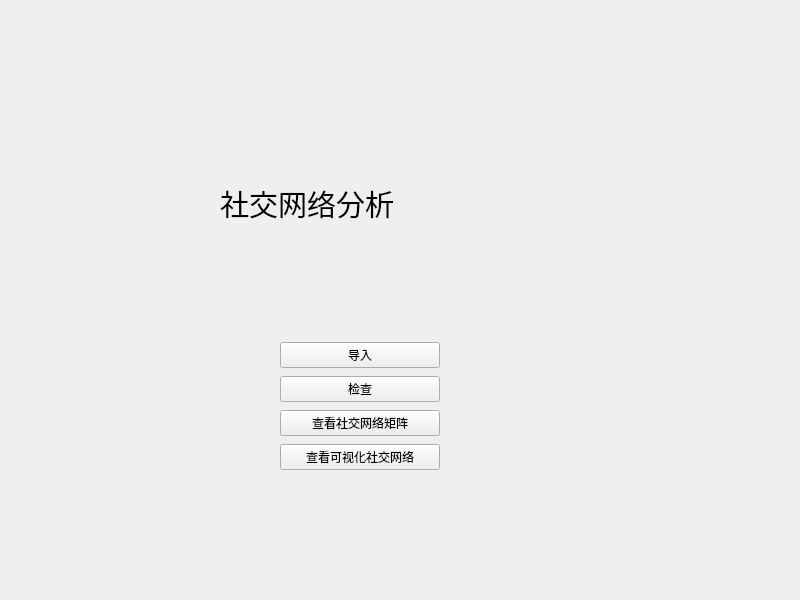
Before: the Qt Designer form network_qt/widget.ui in Casdos/SocialNetwork, drawn with Qt 5.
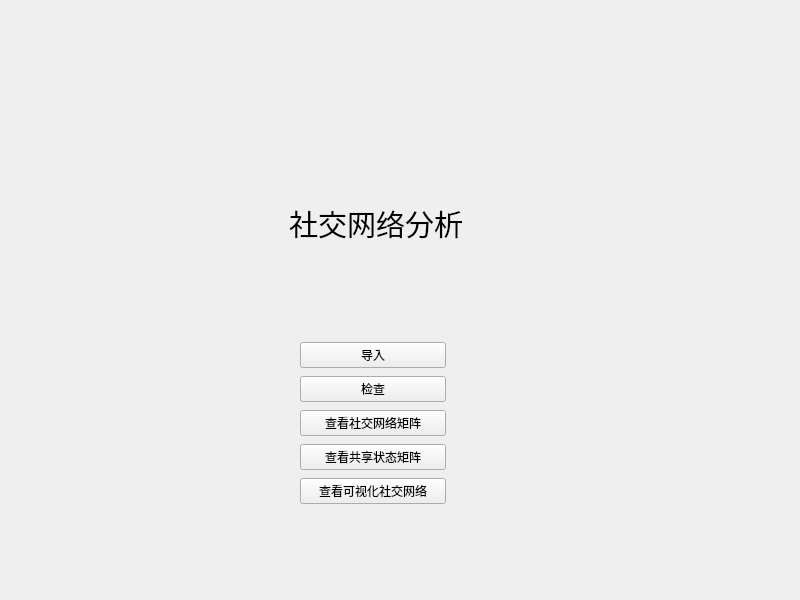
After: the same form once the commit is applied.

Diff of the .ui file:
```diff
--- a/network_qt/widget.ui
+++ b/network_qt/widget.ui
@@ -16,8 +16,8 @@
   <widget class="QLabel" name="label">
    <property name="geometry">
     <rect>
-     <x>220</x>
-     <y>180</y>
+     <x>289</x>
+     <y>200</y>
      <width>222</width>
      <height>47</height>
     </rect>
@@ -29,10 +29,10 @@
   <widget class="QWidget" name="verticalLayoutWidget">
    <property name="geometry">
     <rect>
-     <x>280</x>
+     <x>300</x>
      <y>340</y>
-     <width>160</width>
-     <height>135</height>
+     <width>146</width>
+     <height>170</height>
     </rect>
    </property>
    <layout class="QVBoxLayout" name="verticalLayout">
@@ -57,6 +57,13 @@
       </property>
      </widget>
     </item>
+    <item>
+     <widget class="QPushButton" name="pushButton_5">
+      <property name="text">
+       <string>查看共享状态矩阵</string>
+      </property>
+     </widget>
+    </item>
     <item>
      <widget class="QPushButton" name="pushButton_4">
       <property name="text">
```
Left out of the diff: 2 changed lines with no effect on the pictures.
